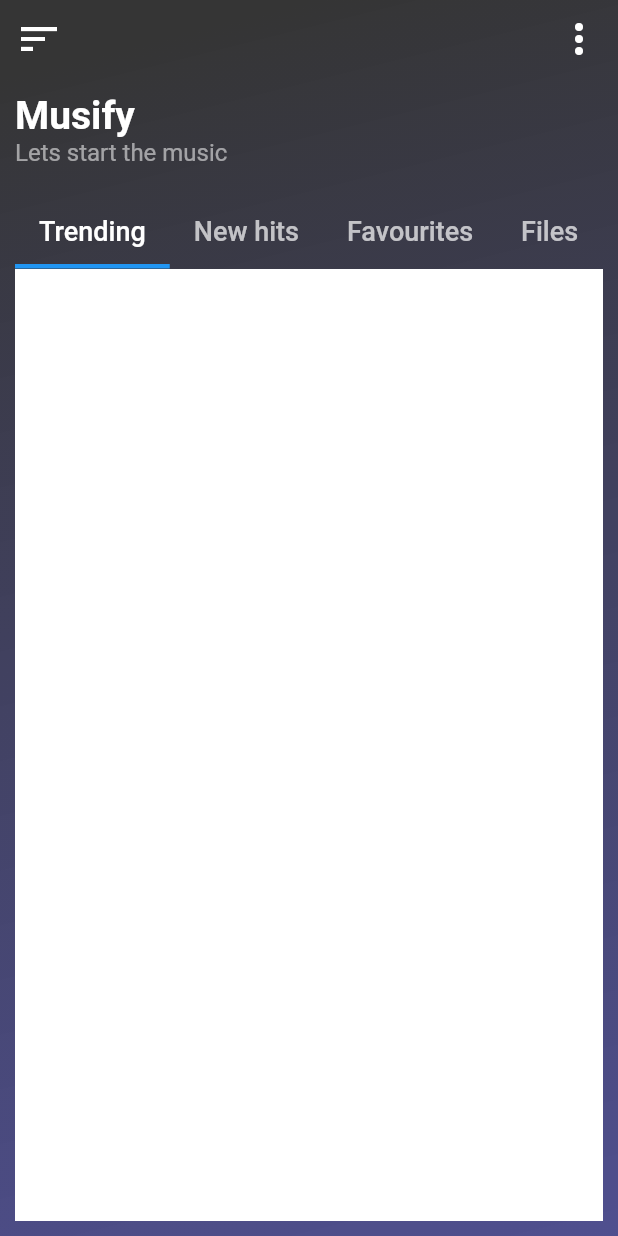
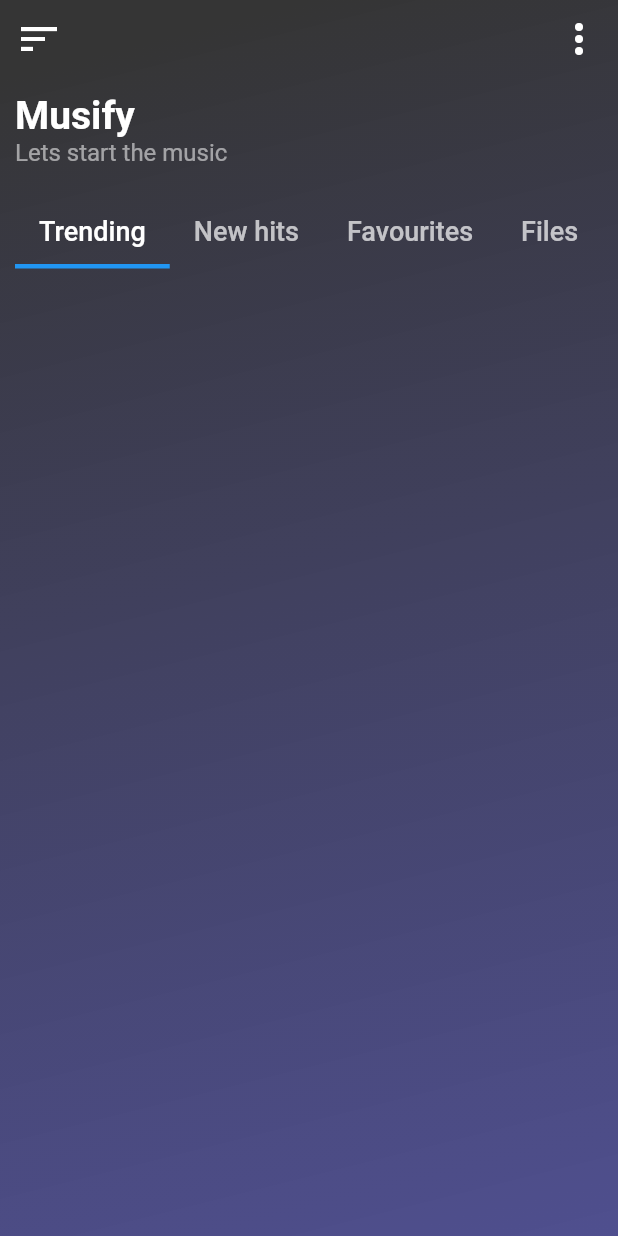
Before and after one commit to AhmedShafique313/musify, a Flutter app: the screen it shows after launch, on a phone screen of 412 x 824 dp. Run offline on Flutter 3.47's test engine with Material 2 defaults, Android fonts, the light colour scheme and no system bars.

Commit message:
move to the pages folder

```diff
--- a/lib/main.dart
+++ b/lib/main.dart
@@ -1,5 +1,5 @@
 import 'package:flutter/material.dart';
-import 'package:musify/splash_Screen.dart';
+import 'package:musify/pages/splash_Screen.dart';
 
 void main() {
   runApp(const MyApp());
--- a/lib/all_in_one.dart
+++ b/lib/pages/all_in_one.dart
@@ -91,16 +91,16 @@ class _AllInOneState extends State<AllInOne> {
                       Flexible(
                           child: TabBarView(children: [
                         Container(
-                          color: Colors.white,
+                          color: Colors.transparent,
                         ),
                         Container(
-                          color: Colors.white,
+                          color: Colors.transparent,
                         ),
                         Container(
-                          color: Colors.white,
+                          color: Colors.transparent,
                         ),
                         Container(
-                          color: Colors.white,
+                          color: Colors.transparent,
                         ),
                       ])),
                     ]),
--- a/lib/splash_Screen.dart
+++ b/lib/pages/splash_Screen.dart
@@ -1,8 +1,7 @@
 import 'dart:async';
 
 import 'package:flutter/material.dart';
-import 'package:musify/all_in_one.dart';
-import 'package:musify/play_screen.dart';
+import 'package:musify/pages/all_in_one.dart';
 
 class SplashScreen extends StatefulWidget {
   const SplashScreen({super.key});
```
Also changed, not shown: lib/pages/play_screen.dart (renamed from lib/play_screen.dart).
